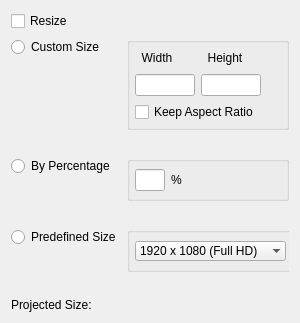
The window that Resize/UI/resize_ui.ui (n00bcybot/easywatermark) describes before a commit, drawn with Qt 5.
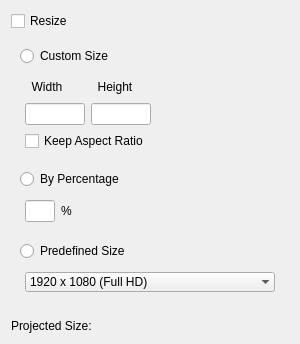
The same window after the commit.

Commit message: - implemented some of the resize functionality - created qa file with some testing ideas

```diff
--- a/Resize/UI/resize_ui.ui
+++ b/Resize/UI/resize_ui.ui
@@ -7,7 +7,7 @@
     <x>0</x>
     <y>0</y>
     <width>300</width>
-    <height>323</height>
+    <height>344</height>
    </rect>
   </property>
   <property name="minimumSize">
@@ -19,8 +19,19 @@
   <property name="windowTitle">
    <string>ResizeWidget</string>
   </property>
-  <layout class="QGridLayout" name="gridLayout_5">
-   <item row="1" column="0">
+  <layout class="QVBoxLayout" name="verticalLayout">
+   <item>
+    <layout class="QHBoxLayout" name="horizontalLayout_2">
+     <item>
+      <widget class="QCheckBox" name="chb_resize">
+       <property name="text">
+        <string>Resize</string>
+       </property>
+      </widget>
+     </item>
+    </layout>
+   </item>
+   <item>
     <widget class="QFrame" name="fr_container">
      <property name="frameShape">
       <enum>QFrame::Shape::NoFrame</enum>
@@ -28,24 +39,7 @@
      <property name="frameShadow">
       <enum>QFrame::Shadow::Raised</enum>
      </property>
-     <layout class="QGridLayout" name="gridLayout">
-      <property name="leftMargin">
-       <number>0</number>
-      </property>
-      <property name="topMargin">
-       <number>0</number>
-      </property>
-      <property name="rightMargin">
-       <number>0</number>
-      </property>
-      <property name="bottomMargin">
-       <number>0</number>
-      </property>
-      <item row="0" column="0">
-       <layout class="QVBoxLayout" name="verticalLayout">
-        <property name="sizeConstraint">
-         <enum>QLayout::SizeConstraint::SetMinimumSize</enum>
-        </property>
+     <layout class="QVBoxLayout" name="verticalLayout_2">
         <item>
          <widget class="QRadioButton" name="rb_custom">
           <property name="minimumSize">
@@ -60,31 +54,13 @@
          </widget>
         </item>
         <item>
-         <spacer name="verticalSpacer_3">
-          <property name="orientation">
-           <enum>Qt::Orientation::Vertical</enum>
-          </property>
-          <property name="sizeHint" stdset="0">
-           <size>
-            <width>20</width>
-            <height>40</height>
-           </size>
-          </property>
-         </spacer>
-        </item>
-       </layout>
-      </item>
-      <item row="0" column="1">
-       <widget class="QGroupBox" name="groupBox">
+       <widget class="QFrame" name="fr_custom_size">
         <property name="minimumSize">
          <size>
           <width>0</width>
           <height>0</height>
          </size>
         </property>
-        <property name="title">
-         <string/>
-        </property>
         <layout class="QGridLayout" name="gridLayout_4">
          <property name="sizeConstraint">
           <enum>QLayout::SizeConstraint::SetMinimumSize</enum>
@@ -189,29 +165,19 @@
         </layout>
        </widget>
       </item>
-      <item row="1" column="1">
-       <spacer name="horizontalSpacer">
+      <item>
+       <spacer name="verticalSpacer">
         <property name="orientation">
-         <enum>Qt::Orientation::Horizontal</enum>
+         <enum>Qt::Orientation::Vertical</enum>
         </property>
         <property name="sizeHint" stdset="0">
          <size>
-          <width>161</width>
-          <height>20</height>
+          <width>20</width>
+          <height>1</height>
          </size>
         </property>
        </spacer>
       </item>
-      <item row="2" column="0" colspan="2">
-       <layout class="QGridLayout" name="gridLayout_2">
-        <property name="sizeConstraint">
-         <enum>QLayout::SizeConstraint::SetMinimumSize</enum>
-        </property>
-        <item row="0" column="0">
-         <layout class="QVBoxLayout" name="verticalLayout_2">
-          <property name="sizeConstraint">
-           <enum>QLayout::SizeConstraint::SetMinimumSize</enum>
-          </property>
           <item>
            <widget class="QRadioButton" name="rb_percent">
             <property name="minimumSize">
@@ -226,25 +192,7 @@
            </widget>
           </item>
           <item>
-           <spacer name="verticalSpacer_4">
-            <property name="orientation">
-             <enum>Qt::Orientation::Vertical</enum>
-            </property>
-            <property name="sizeHint" stdset="0">
-             <size>
-              <width>20</width>
-              <height>40</height>
-             </size>
-            </property>
-           </spacer>
-          </item>
-         </layout>
-        </item>
-        <item row="0" column="1">
-         <widget class="QGroupBox" name="groupBox_2">
-          <property name="title">
-           <string/>
-          </property>
+       <widget class="QFrame" name="fr_percent">
           <layout class="QHBoxLayout" name="horizontalLayout_3">
            <property name="sizeConstraint">
             <enum>QLayout::SizeConstraint::SetMinimumSize</enum>
@@ -294,31 +242,19 @@
           </layout>
          </widget>
         </item>
-        <item row="1" column="1">
-         <spacer name="horizontalSpacer_2">
+      <item>
+       <spacer name="verticalSpacer_2">
           <property name="orientation">
-           <enum>Qt::Orientation::Horizontal</enum>
+         <enum>Qt::Orientation::Vertical</enum>
           </property>
           <property name="sizeHint" stdset="0">
            <size>
-            <width>40</width>
-            <height>20</height>
+          <width>20</width>
+          <height>0</height>
            </size>
           </property>
          </spacer>
         </item>
-       </layout>
-      </item>
-      <item row="3" column="0" colspan="2">
-       <layout class="QGridLayout" name="gridLayout_3">
-        <property name="sizeConstraint">
-         <enum>QLayout::SizeConstraint::SetDefaultConstraint</enum>
-        </property>
-        <item row="0" column="0">
-         <layout class="QVBoxLayout" name="verticalLayout_3">
-          <property name="sizeConstraint">
-           <enum>QLayout::SizeConstraint::SetMinimumSize</enum>
-          </property>
           <item>
            <widget class="QRadioButton" name="rb_predefined">
             <property name="minimumSize">
@@ -333,28 +269,7 @@
            </widget>
           </item>
           <item>
-           <spacer name="verticalSpacer_5">
-            <property name="orientation">
-             <enum>Qt::Orientation::Vertical</enum>
-            </property>
-            <property name="sizeHint" stdset="0">
-             <size>
-              <width>20</width>
-              <height>40</height>
-             </size>
-            </property>
-           </spacer>
-          </item>
-         </layout>
-        </item>
-        <item row="0" column="1">
-         <widget class="QGroupBox" name="groupBox_3">
-          <property name="title">
-           <string/>
-          </property>
-          <property name="flat">
-           <bool>false</bool>
-          </property>
+       <widget class="QFrame" name="fr_predefined">
           <layout class="QHBoxLayout" name="horizontalLayout_4">
            <property name="sizeConstraint">
             <enum>QLayout::SizeConstraint::SetMinimumSize</enum>
@@ -405,22 +320,23 @@
           </layout>
          </widget>
         </item>
-        <item row="1" column="1">
-         <spacer name="horizontalSpacer_3">
+      <item>
+       <spacer name="verticalSpacer_3">
           <property name="orientation">
-           <enum>Qt::Orientation::Horizontal</enum>
+         <enum>Qt::Orientation::Vertical</enum>
           </property>
           <property name="sizeHint" stdset="0">
            <size>
-            <width>40</width>
-            <height>20</height>
+          <width>20</width>
+          <height>1</height>
            </size>
           </property>
          </spacer>
         </item>
        </layout>
-      </item>
-      <item row="4" column="0" colspan="2">
+    </widget>
+   </item>
+   <item>
        <layout class="QHBoxLayout" name="horizontalLayout">
         <property name="sizeConstraint">
          <enum>QLayout::SizeConstraint::SetMinimumSize</enum>
@@ -443,20 +359,6 @@
       </item>
      </layout>
     </widget>
-   </item>
-   <item row="0" column="0">
-    <layout class="QHBoxLayout" name="horizontalLayout_2">
-     <item>
-      <widget class="QCheckBox" name="chb_resize">
-       <property name="text">
-        <string>Resize</string>
-       </property>
-      </widget>
-     </item>
-    </layout>
-   </item>
-  </layout>
- </widget>
  <resources/>
  <connections>
   <connection>
```
Left out of the diff: 52 changed lines with no effect on the pictures. Lines whose indentation alone changed are shown as unchanged. The commit also changes 7 other files.
